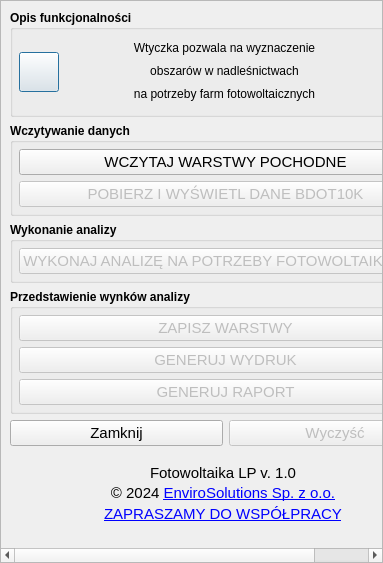
This is photovoltaics_LP_dialog_base.ui in envirosolutionspl/pv_las as Qt 5 draws it before an edit. The edited form follows.
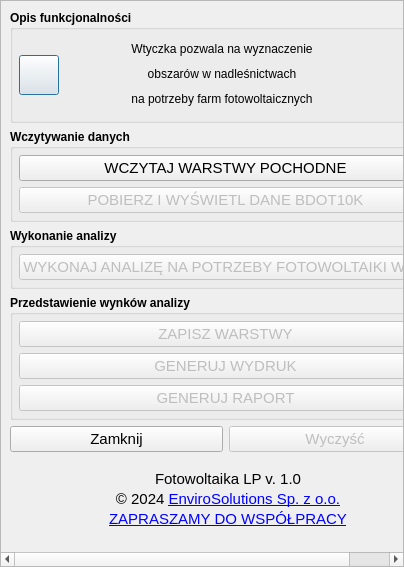
This is the edited form. Icons and pictures are not drawn.

```diff
--- a/photovoltaics_LP_dialog_base.ui
+++ b/photovoltaics_LP_dialog_base.ui
@@ -9,8 +9,8 @@
    <rect>
     <x>0</x>
     <y>0</y>
-    <width>383</width>
-    <height>563</height>
+    <width>404</width>
+    <height>567</height>
    </rect>
   </property>
   <property name="windowTitle">
@@ -43,8 +43,8 @@
        <rect>
         <x>0</x>
         <y>0</y>
-        <width>381</width>
-        <height>561</height>
+        <width>402</width>
+        <height>565</height>
        </rect>
       </property>
       <layout class="QVBoxLayout" name="verticalLayout_5">
@@ -60,6 +60,9 @@
           <string>Opis funkcjonalności </string>
          </property>
          <layout class="QHBoxLayout" name="horizontalLayout">
+          <property name="spacing">
+           <number>0</number>
+          </property>
           <property name="leftMargin">
            <number>6</number>
           </property>
@@ -170,8 +173,8 @@
            <widget class="QLabel" name="label_6">
             <property name="maximumSize">
              <size>
-              <width>40</width>
-              <height>40</height>
+              <width>45</width>
+              <height>45</height>
              </size>
             </property>
             <property name="text">
@@ -574,8 +577,8 @@
              </property>
              <property name="maximumSize">
               <size>
-               <width>70</width>
-               <height>80</height>
+               <width>60</width>
+               <height>60</height>
               </size>
              </property>
              <property name="font">
@@ -596,7 +599,7 @@
               <bool>true</bool>
              </property>
              <property name="margin">
-              <number>10</number>
+              <number>0</number>
              </property>
             </widget>
            </item>
```
Left out of the diff: 2 changed lines with no effect on the pictures.
